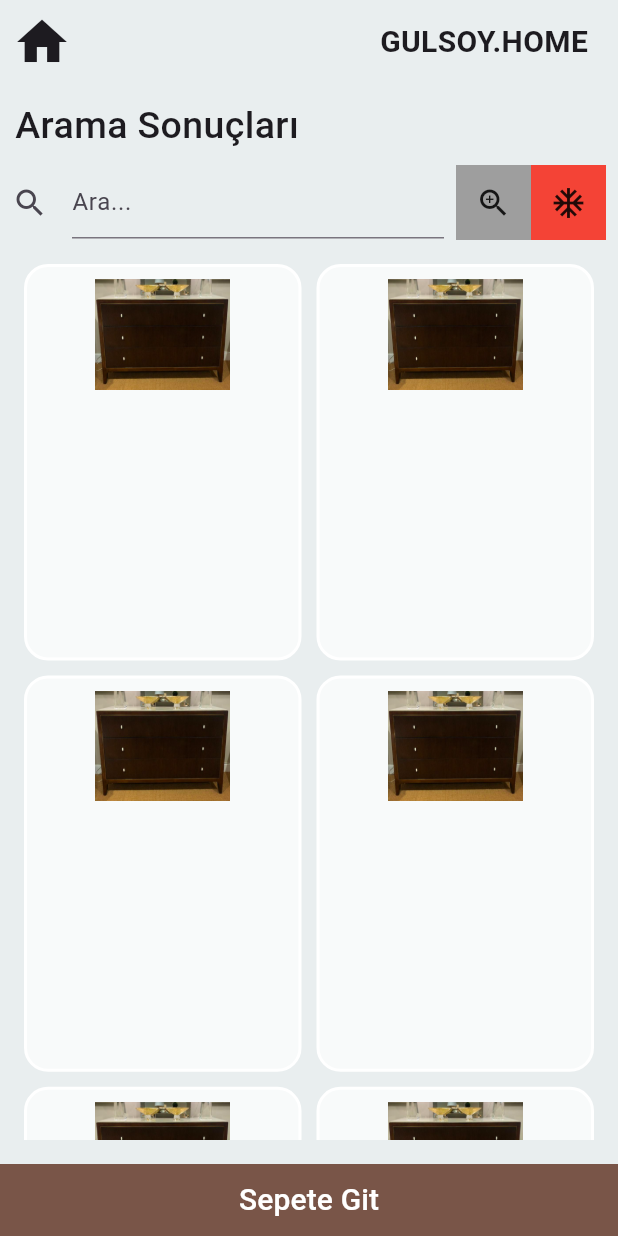
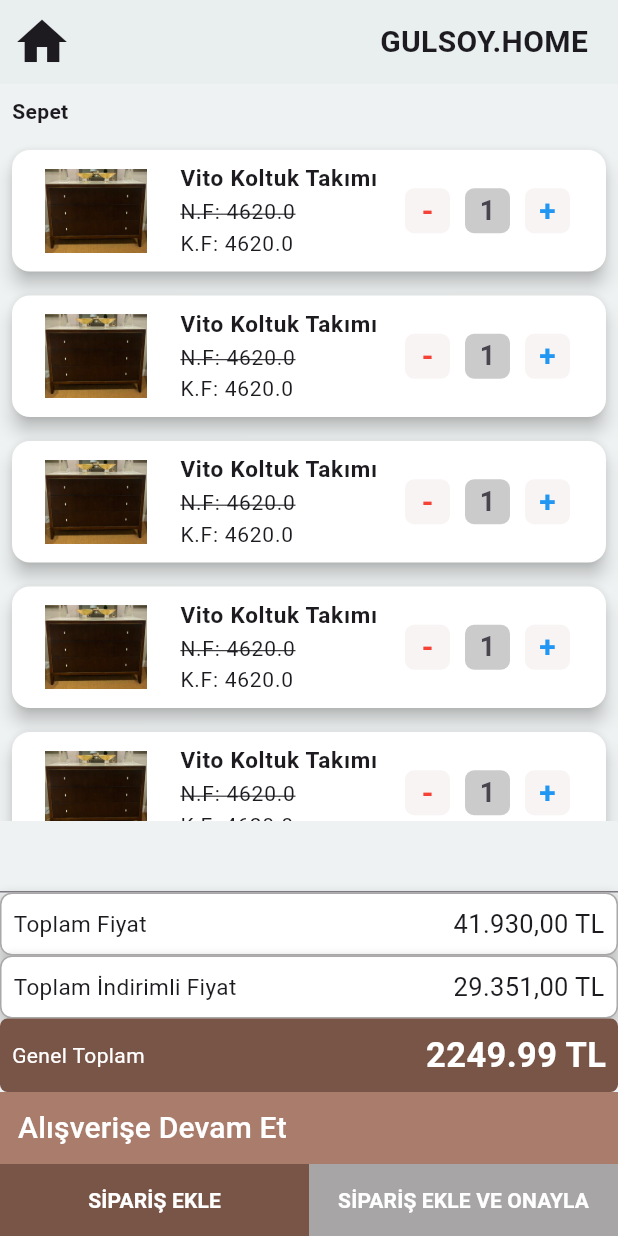
Before and after one commit to oguzcoll/flutter-ecommerce, a Flutter app: the screen it shows after launch, after a tap on "Sepete Git", on a phone screen of 412 x 824 dp. Run offline on Flutter 3.47's test engine with Material 2 defaults, Android fonts, the light colour scheme and no system bars.

Commit message:
most of the UI is completed (mainpage and cartpage)

```diff
--- /dev/null
+++ b/lib/pages/CartPage.dart
@@ -0,0 +1,219 @@
+import 'package:flutter/material.dart';
+import 'package:hepsiorda/widgets/CartItem.dart';
+
+class CartPage extends StatefulWidget {
+  const CartPage({super.key});
+
+  @override
+  State<CartPage> createState() {
+    return _CartPageState();
+  }
+}
+
+class _CartPageState extends State<CartPage> {
+  @override
+  Widget build(BuildContext context) {
+    return Scaffold(
+      backgroundColor: Color.fromARGB(255, 239, 242, 242),
+      appBar: AppBar(
+        backgroundColor: Color.fromARGB(255, 233, 238, 239),
+        leading: IconButton(
+          icon: const Icon(
+            Icons.home,
+            size: 40,
+          ),
+          onPressed: () {
+            Navigator.of(context).pop();
+          },
+        ),
+        actions: const [
+          Padding(
+            padding: EdgeInsets.only(right: 20),
+            child: Text(
+              "GULSOY.HOME",
+              style: TextStyle(
+                fontWeight: FontWeight.bold,
+                fontSize: 20,
+              ),
+            ),
+          ),
+        ],
+      ),
+      body: Column(
+        children: [
+          const Align(
+            alignment: Alignment.centerLeft,
+            child: Padding(
+              padding: EdgeInsets.all(8.0),
+              child: Text(
+                "Sepet",
+                style: TextStyle(fontWeight: FontWeight.bold),
+              ),
+            ),
+          ),
+          Expanded(
+            child: ListView.builder(
+              itemCount: 500,
+              itemBuilder: (context, index) {
+                return CartItem();
+              },
+            ),
+          ),
+          TextField(),
+          // Toplam Fiyat
+          Container(
+            decoration: BoxDecoration(
+              borderRadius: BorderRadius.circular(8),
+              color: Colors.white, // Arka plan rengi
+              border: Border.all(
+                  color: Color.fromARGB(255, 170, 168, 168)), // Border rengi
+              boxShadow: [
+                BoxShadow(
+                  color: Colors.grey.withOpacity(0.5), // Gölge rengi
+                  spreadRadius: 2,
+                  blurRadius: 5,
+                  offset: Offset(0, 3), // Gölge konumu
+                ),
+              ],
+            ),
+            child: const Row(
+              mainAxisAlignment: MainAxisAlignment.spaceBetween,
+              children: [
+                Padding(
+                  padding: EdgeInsets.all(8.0),
+                  child: Text(
+                    "Toplam Fiyat",
+                    style: TextStyle(fontSize: 15),
+                  ),
+                ),
+                Padding(
+                  padding: EdgeInsets.all(8),
+                  child: Text(
+                    "41.930,00 TL",
+                    style: TextStyle(fontSize: 17),
+                  ),
+                ),
+              ],
+            ),
+          ),
+          // Toplam İndirimli Fiyat
+          Container(
+            decoration: BoxDecoration(
+              borderRadius: BorderRadius.circular(8),
+              color: Colors.white, // Arka plan rengi
+              border: Border.all(
+                  color: Color.fromARGB(255, 170, 168, 168)), // Border rengi
+              boxShadow: [
+                BoxShadow(
+                  color: Colors.grey.withOpacity(0.5), // Gölge rengi
+                  spreadRadius: 2,
+                  blurRadius: 5,
+                  offset: Offset(0, 3), // Gölge konumu
+                ),
+              ],
+            ),
+            child: const Row(
+              mainAxisAlignment: MainAxisAlignment.spaceBetween,
+              children: [
+                Padding(
+                  padding: EdgeInsets.all(8.0),
+                  child: Text(
+                    "Toplam İndirimli Fiyat",
+                    style: TextStyle(fontSize: 15),
+                  ),
+                ),
+                Padding(
+                  padding: EdgeInsets.all(8.0),
+                  child: Text(
+                    "29.351,00 TL",
+                    style: TextStyle(fontSize: 17),
+                  ),
+                ),
+              ],
+            ),
+          ),
+          // Genel toplam
+          Container(
+            decoration: BoxDecoration(
+                borderRadius: BorderRadius.circular(5), color: Colors.brown),
+            child: const Row(
+              mainAxisAlignment: MainAxisAlignment.spaceBetween,
+              children: [
+                Padding(
+                  padding: EdgeInsets.all(8.0),
+                  child: Text(
+                    "Genel Toplam",
+                    style: TextStyle(color: Colors.white),
+                  ),
+                ),
+                Padding(
+                  padding: EdgeInsets.all(8.0),
+                  child: Text(
+                    "2249.99 TL",
+                    style: TextStyle(
+                      color: Colors.white,
+                      fontSize: 23,
+                      fontWeight: FontWeight.bold,
+                    ),
+                  ),
+                ),
+              ],
+            ),
+          ),
+          // Alışverişe Devam Et
+          Container(
+            color: Color.fromARGB(255, 169, 124, 107),
+            width: double.infinity,
+            child: TextButton(
+              onPressed: () {
+                Navigator.of(context).pop();
+              },
+              child: const Align(
+                alignment: Alignment.topLeft,
+                child: Text(
+                  "Alışverişe Devam Et",
+                  style: TextStyle(
+                    fontSize: 20,
+                    color: Colors.white,
+                  ),
+                ),
+              ),
+            ),
+          ),
+          // Row -> sipariş ekle / sipariş ekle ve onayla
+
+          Row(
+            children: [
+              Expanded(
+                child: Container(
+                  color: Colors.brown,
+                  child: TextButton(
+                    child: const Text(
+                      "SİPARİŞ EKLE",
+                      style: TextStyle(
+                          color: Colors.white, fontWeight: FontWeight.bold),
+                    ),
+                    onPressed: () {},
+                  ),
+                ),
+              ),
+              Expanded(
+                child: Container(
+                  color: const Color.fromARGB(179, 137, 133, 133),
+                  child: TextButton(
+                    child: const Text(
+                      "SİPARİŞ EKLE VE ONAYLA",
+                      style: TextStyle(
+                          color: Colors.white, fontWeight: FontWeight.bold),
+                    ),
+                    onPressed: () {},
+                  ),
+                ),
+              )
+            ],
+          )
+        ],
+      ),
+    );
+  }
+}
--- a/lib/pages/MainPage.dart
+++ b/lib/pages/MainPage.dart
@@ -1,4 +1,5 @@
 import 'package:flutter/material.dart';
+import 'package:hepsiorda/pages/CartPage.dart';
 
 import '../widgets/Products.dart';
 
@@ -105,7 +106,10 @@ class _MainPageState extends State<MainPage> {
             color: Colors.brown,
             width: double.infinity,
             child: TextButton(
-              onPressed: () {},
+              onPressed: () {
+                Navigator.of(context)
+                    .push(MaterialPageRoute(builder: (ctx) => CartPage()));
+              },
               child: const Text(
                 "Sepete Git",
                 style: TextStyle(
--- /dev/null
+++ b/lib/widgets/CartItem.dart
@@ -0,0 +1,125 @@
+import 'package:flutter/material.dart';
+
+class CartItem extends StatefulWidget {
+  const CartItem({super.key});
+
+  @override
+  State<CartItem> createState() {
+    return _CartItemState();
+  }
+}
+
+class _CartItemState extends State<CartItem> {
+  int itemCount = 1; // Öğenin varsayılan sayısı
+
+  @override
+  Widget build(BuildContext context) {
+    return Container(
+      margin: EdgeInsets.all(2),
+      padding: EdgeInsets.all(2),
+      child: Card(
+        elevation: 5,
+        color: Colors.white,
+        child: ListTile(
+          leading: Image.asset('lib/assets/image1.png', height: 80, width: 80),
+          title: const Column(
+            crossAxisAlignment: CrossAxisAlignment.start,
+            children: [
+              Text(
+                "Vito Koltuk Takımı", // Ürün adı
+                style: TextStyle(fontWeight: FontWeight.bold, fontSize: 15),
+              ),
+              Text(
+                "N.F: 4620.0",
+                style: TextStyle(
+                  fontSize: 14,
+                  decoration: TextDecoration.lineThrough,
+                ),
+              ), // Normal fiyatı
+              Text(
+                "K.F: 4620.0",
+                style: TextStyle(fontSize: 14),
+              ), // Kampanyalı fiyatı
+            ],
+          ),
+          trailing: Row(
+            mainAxisSize: MainAxisSize.min,
+            children: [
+              InkWell(
+                onTap: () {
+                  setState(() {
+                    if (itemCount > 1) {
+                      itemCount--;
+                    }
+                  });
+                },
+                child: Container(
+                  width: 30,
+                  height: 30,
+                  decoration: BoxDecoration(
+                    color: const Color.fromARGB(255, 249, 244, 244),
+                    borderRadius: BorderRadius.circular(6),
+                  ),
+                  child: const Center(
+                    child: Text(
+                      "-",
+                      style: TextStyle(
+                        color: Colors.red,
+                        fontSize: 20,
+                        fontWeight: FontWeight.bold,
+                      ),
+                    ),
+                  ),
+                ),
+              ),
+              const SizedBox(width: 10),
+              Container(
+                width: 30,
+                height: 30,
+                decoration: BoxDecoration(
+                  color: const Color.fromARGB(255, 204, 203, 203),
+                  borderRadius: BorderRadius.circular(6),
+                ),
+                child: Center(
+                  child: Text(
+                    itemCount.toString(), // Ürün sayısı
+                    style: TextStyle(
+                      fontSize: 18,
+                      fontWeight: FontWeight.bold,
+                    ),
+                  ),
+                ),
+              ),
+              const SizedBox(width: 10),
+              InkWell(
+                onTap: () {
+                  setState(() {
+                    itemCount++;
+                  });
+                },
+                child: Container(
+                  width: 30,
+                  height: 30,
+                  decoration: BoxDecoration(
+                    color: Color.fromARGB(255, 249, 244, 244),
+                    borderRadius: BorderRadius.circular(6),
+                  ),
+                  child: const Center(
+                    child: Text(
+                      "+",
+                      style: TextStyle(
+                        fontSize: 20,
+                        fontWeight: FontWeight.bold,
+                        color: Colors.blue,
+                      ),
+                    ),
+                  ),
+                ),
+              ),
+            ],
+          ),
+        ),
+      ),
+    );
+  }
+}
--- a/lib/widgets/Products.dart
+++ b/lib/widgets/Products.dart
@@ -3,19 +3,18 @@ import 'package:flutter/material.dart';
 class Products extends StatefulWidget {
   @override
   State<StatefulWidget> createState() {
-    // TODO: implement createState
     return _ProductsState();
   }
 }
 
 class _ProductsState extends State<Products> {
+  int productCount = 0;
   @override
   Widget build(BuildContext context) {
-    // TODO: implement build
     return Container(
       decoration: BoxDecoration(
           borderRadius: BorderRadius.circular(16),
-          color: Colors.white70,
+          color: Color.fromARGB(149, 244, 239, 239),
           border: Border.all(color: Colors.white, width: 2)),
       child: Column(
         children: [
@@ -23,6 +22,121 @@ class _ProductsState extends State<Products> {
             'lib/assets/image1.png',
             height: 90,
             width: 90,
+          ),
+          const SizedBox(
+            height: 5,
+          ),
+          // ürün adı
+          const Text(
+            "Vito Koltuk Takımı",
+            style: TextStyle(
+              color: Colors.red,
+              fontWeight: FontWeight.bold,
+              fontSize: 15,
+            ),
+          ),
+          const SizedBox(
+            height: 5,
+          ),
+
+          // Normal Fiyatı
+          const Text(
+            "N.fiyatı: 4620.0",
+            style: TextStyle(
+              decoration: TextDecoration.lineThrough,
+            ),
+          ),
+          const SizedBox(
+            height: 5,
+          ),
+
+          // Kampanyalı Fiyatı
+          Text("K.fiyatı: 4620.0"),
+          const SizedBox(
+            height: 5,
+          ),
+          // Stok Sayısı
+          Text("Stok: 3.0"),
+          const SizedBox(
+            height: 5,
+          ),
+
+          Row(
+            mainAxisAlignment: MainAxisAlignment.center,
+            children: [
+              InkWell(
+                onTap: () {
+                  setState(() {
+                    if (productCount > 0) {
+                      productCount--;
+                    }
+                  });
+                },
+                child: Container(
+                  width: 53,
+                  height: 40,
+                  decoration: const BoxDecoration(
+                    color: Colors.white,
+                    borderRadius: BorderRadius.only(
+                      topLeft: Radius.circular(6),
+                      bottomLeft: Radius.circular(6),
+                    ),
+                  ),
+                  child: const Center(
+                    child: Text(
+                      "-",
+                      style: TextStyle(
+                        color: Colors.red,
+                        fontSize: 20,
+                        fontWeight: FontWeight.bold,
+                      ),
+                    ),
+                  ),
+                ),
+              ),
+              Container(
+                width: 35,
+                height: 35,
+                color: Color.fromARGB(255, 204, 206, 208),
+                child: Center(
+                  child: Text(
+                    productCount.toString(),
+                    style: const TextStyle(
+                      fontSize: 18,
+                      fontWeight: FontWeight.bold,
+                    ),
+                  ),
+                ),
+              ),
+              InkWell(
+                onTap: () {
+                  setState(() {
+                    productCount++;
+                  });
+                },
+                child: Container(
+                  width: 53,
+                  height: 40,
+                  decoration: const BoxDecoration(
+                    color: Colors.white,
+                    borderRadius: BorderRadius.only(
+                      topRight: Radius.circular(6),
+                      bottomRight: Radius.circular(6),
+                    ),
+                  ),
+                  child: const Center(
+                    child: Text(
+                      "+",
+                      style: TextStyle(
+                        fontSize: 20,
+                        fontWeight: FontWeight.bold,
+                        color: Colors.blue,
+                      ),
+                    ),
+                  ),
+                ),
+              )
+            ],
           )
         ],
       ),
```
